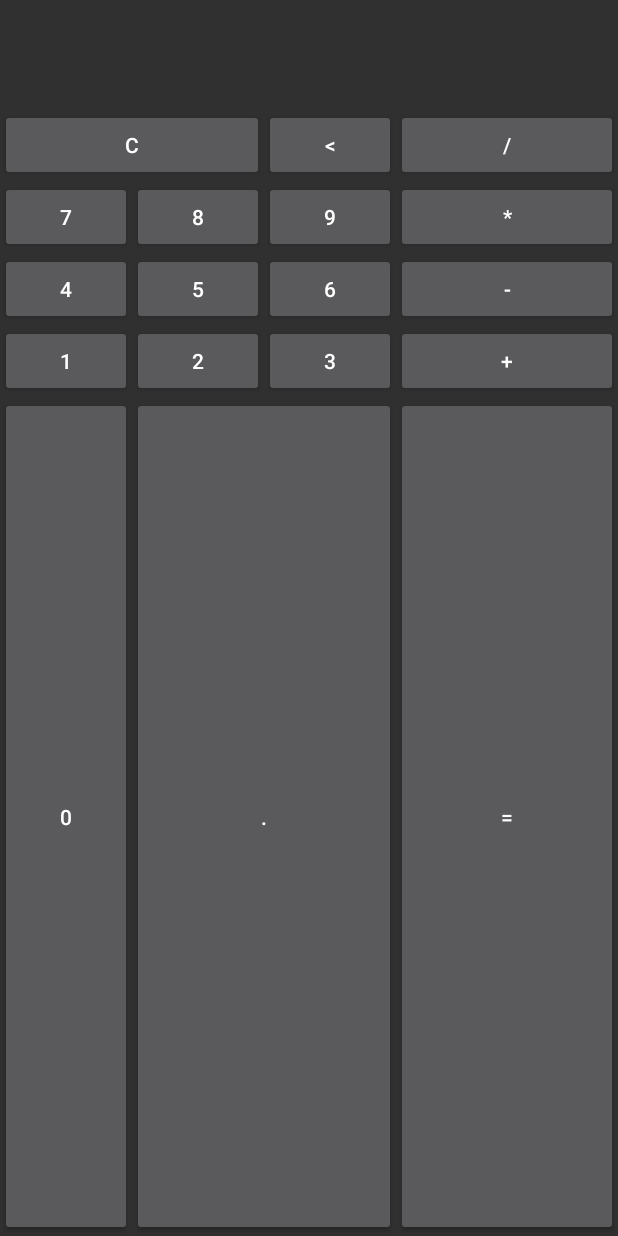
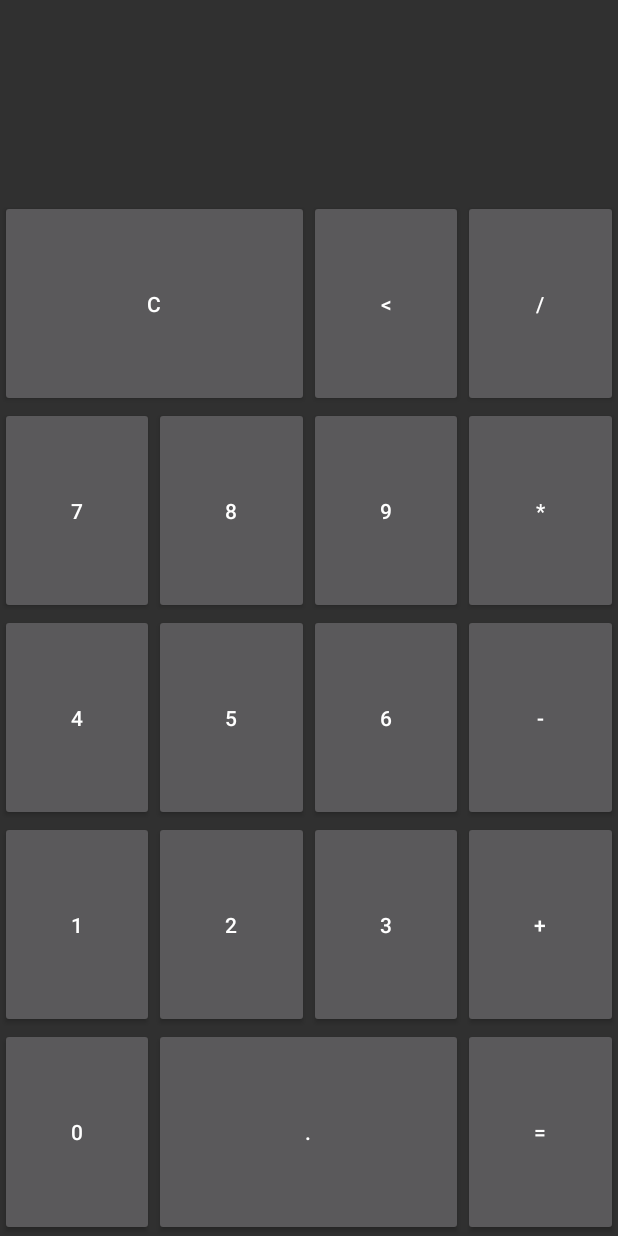
Before and after one commit to shaxi1/Android-Calculator, an Android app: the SimpleCalcActivity screen opened directly, with no data from a screen before it, on a phone screen of 412 x 824 dp. Run offline under Robolectric (Android 15) with nearby library versions, the phone set to English and light mode, and no system bars.

Commit message:
Fix scale of the components
Made them all equal in size

```diff
--- a/app/src/main/res/layout/activity_simple_calc.xml
+++ b/app/src/main/res/layout/activity_simple_calc.xml
@@ -14,7 +14,9 @@
         android:layout_columnSpan="4"
         android:layout_gravity="fill_horizontal"
         android:gravity="end"
-        android:padding="16dp" />
+        android:layout_columnWeight="1"
+        android:layout_rowWeight="1"
+        android:padding="1dp" />
 
     <Button
         android:id="@+id/btn_clear"
@@ -22,6 +24,8 @@
         android:layout_column="0"
         android:layout_row="1"
         android:layout_columnSpan="2"
+        android:layout_columnWeight="1"
+        android:layout_rowWeight="1"
         android:layout_gravity="fill"/>
 
     <Button
@@ -29,6 +33,8 @@
         android:text="@string/deleteButton"
         android:layout_column="2"
         android:layout_row="1"
+        android:layout_columnWeight="1"
+        android:layout_rowWeight="1"
         android:layout_gravity="fill"/>
 
     <Button
@@ -36,6 +42,8 @@
         android:text="/"
         android:layout_column="3"
         android:layout_row="1"
+        android:layout_columnWeight="1"
+        android:layout_rowWeight="1"
         android:layout_gravity="fill"/>
 
     <Button
@@ -43,6 +51,8 @@
         android:text="7"
         android:layout_column="0"
         android:layout_row="2"
+        android:layout_columnWeight="1"
+        android:layout_rowWeight="1"
         android:layout_gravity="fill"/>
 
     <Button
@@ -50,6 +60,8 @@
         android:text="8"
         android:layout_column="1"
         android:layout_row="2"
+        android:layout_columnWeight="1"
+        android:layout_rowWeight="1"
         android:layout_gravity="fill"/>
 
     <Button
@@ -57,6 +69,8 @@
         android:text="9"
         android:layout_column="2"
         android:layout_row="2"
+        android:layout_columnWeight="1"
+        android:layout_rowWeight="1"
         android:layout_gravity="fill"/>
 
     <Button
@@ -64,6 +78,8 @@
         android:text="*"
         android:layout_column="3"
         android:layout_row="2"
+        android:layout_columnWeight="1"
+        android:layout_rowWeight="1"
         android:layout_gravity="fill"/>
 
     <Button
@@ -71,6 +87,8 @@
         android:text="4"
         android:layout_column="0"
         android:layout_row="3"
+        android:layout_columnWeight="1"
+        android:layout_rowWeight="1"
         android:layout_gravity="fill"/>
 
     <Button
@@ -78,6 +96,8 @@
         android:text="5"
         android:layout_column="1"
         android:layout_row="3"
+        android:layout_columnWeight="1"
+        android:layout_rowWeight="1"
         android:layout_gravity="fill"/>
 
     <Button
@@ -85,6 +105,8 @@
         android:text="6"
         android:layout_column="2"
         android:layout_row="3"
+        android:layout_columnWeight="1"
+        android:layout_rowWeight="1"
         android:layout_gravity="fill"/>
 
     <Button
@@ -92,6 +114,8 @@
         android:text="-"
         android:layout_column="3"
         android:layout_row="3"
+        android:layout_columnWeight="1"
+        android:layout_rowWeight="1"
         android:layout_gravity="fill"/>
 
     <Button
@@ -99,6 +123,8 @@
         android:text="1"
         android:layout_column="0"
         android:layout_row="4"
+        android:layout_columnWeight="1"
+        android:layout_rowWeight="1"
         android:layout_gravity="fill"/>
 
     <Button
@@ -106,6 +132,8 @@
         android:text="2"
         android:layout_column="1"
         android:layout_row="4"
+        android:layout_columnWeight="1"
+        android:layout_rowWeight="1"
         android:layout_gravity="fill"/>
 
     <Button
@@ -113,12 +141,16 @@
         android:text="3"
         android:layout_column="2"
         android:layout_row="4"
+        android:layout_columnWeight="1"
+        android:layout_rowWeight="1"
         android:layout_gravity="fill"/>
     <Button
         android:id="@+id/btn_add"
         android:text="+"
         android:layout_column="3"
         android:layout_row="4"
+        android:layout_columnWeight="1"
+        android:layout_rowWeight="1"
         android:layout_gravity="fill"/>
 
     <Button
@@ -126,6 +158,8 @@
         android:text="0"
         android:layout_column="0"
         android:layout_row="5"
+        android:layout_columnWeight="1"
+        android:layout_rowWeight="1"
         android:layout_gravity="fill"/>
 
     <Button
@@ -134,6 +168,8 @@
         android:layout_column="1"
         android:layout_row="5"
         android:layout_columnSpan="2"
+        android:layout_columnWeight="1"
+        android:layout_rowWeight="1"
         android:layout_gravity="fill"/>
 
     <Button
@@ -141,6 +177,8 @@
         android:text="="
         android:layout_column="3"
         android:layout_row="5"
+        android:layout_columnWeight="1"
+        android:layout_rowWeight="1"
         android:layout_gravity="fill"/>
 
 </GridLayout>
```
